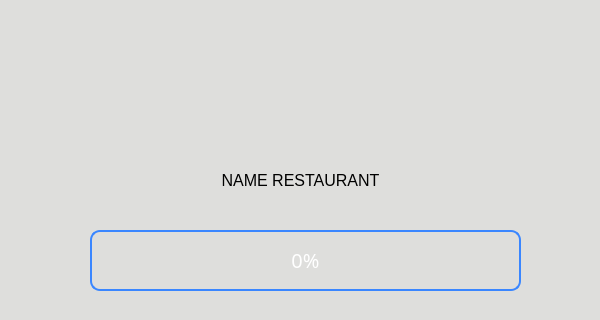
irania9O/Restaurant, file frontend/ui_files/SplashScreen.ui: the form before one commit; both pictures show x 0 to 600 and y 180 to 500 of the 600 by 500 pixel window.
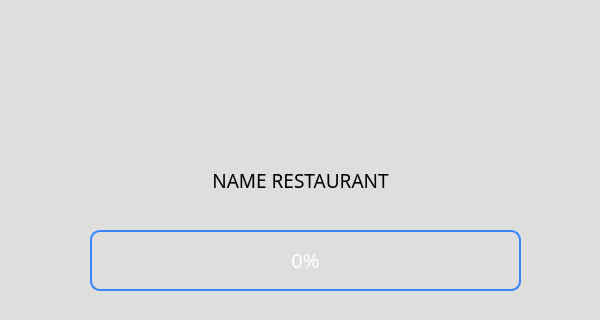
The form after the commit.

Commit message: update load screen and add_restaurant_button.

Patch:
```diff
--- a/frontend/ui_files/SplashScreen.ui
+++ b/frontend/ui_files/SplashScreen.ui
@@ -29,16 +29,13 @@
    </property>
    <property name="font">
     <font>
-     <family>MS Shell Dlg 2</family>
-     <pointsize>12</pointsize>
+     <family>MV Boli</family>
+     <pointsize>14</pointsize>
      <weight>50</weight>
      <italic>false</italic>
      <bold>false</bold>
     </font>
    </property>
-   <property name="styleSheet">
-    <string notr="true">	font: 12pt &quot;MS Shell Dlg 2&quot;;</string>
-   </property>
    <property name="text">
     <string>NAME RESTAURANT</string>
    </property>
```
Left out of the diff: 4 changed lines with no effect on the pictures. The commit also changes 2 other files.
